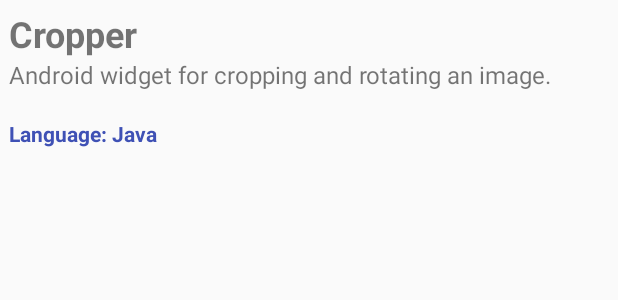
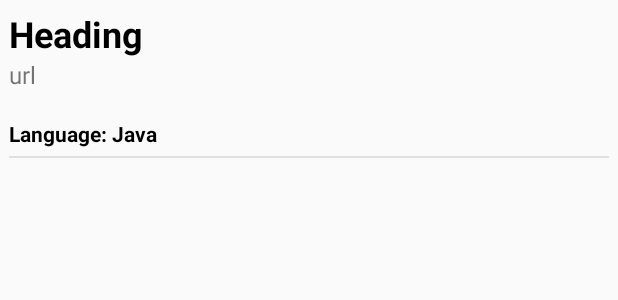
Before and after one commit to SadashivBirajdar/RxJavaKotlin, an Android app: the layout item_github_repo.xml on its own in the app's theme, with its tools: preview values and no code run, on a phone screen of 412 x 824 dp. Shown: the top 300 px of the screen. Run offline under Robolectric (Android 15) with nearby library versions, the phone set to English and light mode, and no system bars; network calls fail.

```diff
--- a/app/src/main/java/com/example/rxjavaexample/GitHubRepo.kt
+++ b/app/src/main/java/com/example/rxjavaexample/GitHubRepo.kt
@@ -1,8 +1,4 @@
 package com.example.rxjavaexample
-
-/**
- * Created by emb-sadabir on 15/3/18.
- */
 
 data class GitHubRepo (var id: Int,
     var name: String,
--- a/app/src/main/java/com/example/rxjavaexample/GitHubService.kt
+++ b/app/src/main/java/com/example/rxjavaexample/GitHubService.kt
@@ -5,7 +5,7 @@ import retrofit2.http.GET
 import retrofit2.http.Path
 
 /**
- * Created by emb-sadabir on 15/3/18.
+ * Created by emb-sadabir on 28/5/18.
  */
 
 interface GitHubService {
--- a/app/src/main/java/com/example/rxjavaexample/RestClient.kt
+++ b/app/src/main/java/com/example/rxjavaexample/RestClient.kt
@@ -10,7 +10,7 @@ import retrofit2.Retrofit
 import retrofit2.converter.gson.GsonConverterFactory
 
 /**
- * Created by emb-sadabir on 15/3/18.
+ * Created by emb-sadabir on 28/5/18.
  */
 
 class RestClient private constructor() {
--- a/app/src/main/res/layout/activity_main.xml
+++ b/app/src/main/res/layout/activity_main.xml
@@ -9,6 +9,7 @@
         android:id="@+id/list_view_repos"
         android:layout_width="match_parent"
         android:layout_height="0dp"
+        android:background="@color/gray"
         android:layout_weight="1"/>
 
     <LinearLayout
@@ -21,7 +22,7 @@
             android:layout_width="0dp"
             android:layout_height="wrap_content"
             android:layout_weight="1"
-            android:hint="@string/username"/>
+            android:text="@string/username"/>
 
         <Button
             android:id="@+id/button_search"
--- a/app/src/main/res/layout/item_github_repo.xml
+++ b/app/src/main/res/layout/item_github_repo.xml
@@ -1,5 +1,5 @@
 <?xml version="1.0" encoding="utf-8"?>
-<RelativeLayout
+<LinearLayout
     xmlns:android="http://schemas.android.com/apk/res/android"
     xmlns:tools="http://schemas.android.com/tools"
     android:orientation="vertical"
@@ -13,7 +13,8 @@
         android:layout_height="wrap_content"
         android:textSize="24sp"
         android:textStyle="bold"
-        tools:text="Cropper"/>
+        android:textColor="@color/black"
+        tools:text="Heading"/>
 
     <TextView
         android:id="@+id/text_repo_url"
@@ -22,18 +23,25 @@
         android:lines="2"
         android:ellipsize="end"
         android:textSize="16sp"
-        android:layout_below="@+id/text_repo_name"
-        tools:text="Android widget for cropping and rotating an image."/>
+        android:autoLink="web"
+        tools:text="url"/>
 
     <TextView
         android:id="@+id/text_language"
         android:layout_width="wrap_content"
         android:layout_height="wrap_content"
-        android:layout_below="@+id/text_repo_url"
         android:layout_alignParentLeft="true"
-        android:textColor="?attr/colorPrimary"
+        android:textColor="@color/black"
         android:textSize="14sp"
         android:textStyle="bold"
         tools:text="Language: Java"/>
 
-</RelativeLayout>
+    <View
+        android:id="@+id/divider"
+        android:layout_width="match_parent"
+        android:layout_height="1dp"
+        android:layout_marginTop="5dp"
+        android:background="@color/dividerColor"/>
+
+
+</LinearLayout>
--- a/app/src/main/res/values/colors.xml
+++ b/app/src/main/res/values/colors.xml
@@ -3,4 +3,7 @@
     <color name="colorPrimary">#3F51B5</color>
     <color name="colorPrimaryDark">#303F9F</color>
     <color name="colorAccent">#FF4081</color>
+    <color name="gray">#9e9e9e</color>
+    <color name="black">#000000</color>
+    <color name="dividerColor">#e0e0e0</color>
 </resources>
--- a/app/src/main/res/values/strings.xml
+++ b/app/src/main/res/values/strings.xml
@@ -1,5 +1,5 @@
 <resources>
     <string name="app_name">RxJavaExample</string>
-    <string name="username">Test</string>
+    <string name="username">sadashivbirajdar</string>
     <string name="search">Search</string>
 </resources>
```
Also changed, not shown: app/src/main/java/com/example/rxjavaexample/GitHubRepoAdapter.kt (+7 -2 lines), app/src/main/java/com/example/rxjavaexample/MainActivity.kt (+21 -25 lines).
